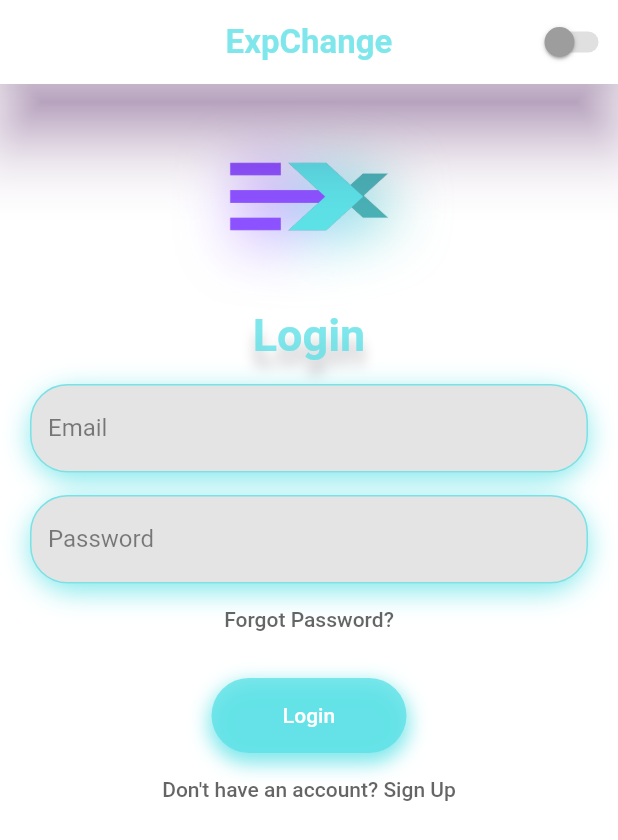
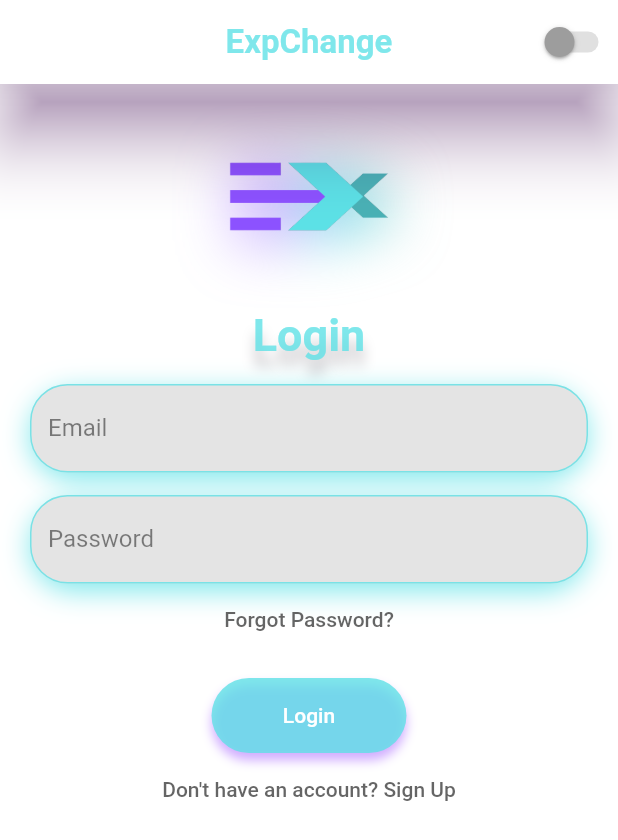
Before and after one commit to MaythamGhaly/exchange-app, a Flutter app: the screen it shows after launch, on a phone screen of 412 x 824 dp. Shown: the top 840 px of the screen. Run offline on Flutter 3.47's test engine with Material 2 defaults, Android fonts, the phone set to English and light mode, and no system bars; drawn by our look-alikes of drop_shadow_image; our stand-ins replace carousel_slider, shared_preferences.

Commit message:
frontend: fix custombutton with theme

```diff
--- a/frontend/lib/screens/components/customButton.dart
+++ b/frontend/lib/screens/components/customButton.dart
@@ -20,13 +20,12 @@ class CustomButton extends StatelessWidget {
         // ignore: prefer_const_literals_to_create_immutables
         boxShadow: [
           const BoxShadow(
-            color: Color.fromARGB(200, 92, 225, 230),
+            color: Color.fromARGB(113, 151, 71, 255),
             offset: Offset(
               0,
               5.0,
             ),
-            blurRadius: 10.0,
-            spreadRadius: 2.0,
+            blurRadius: 5.0,
           ),
         ],
       ),
```
